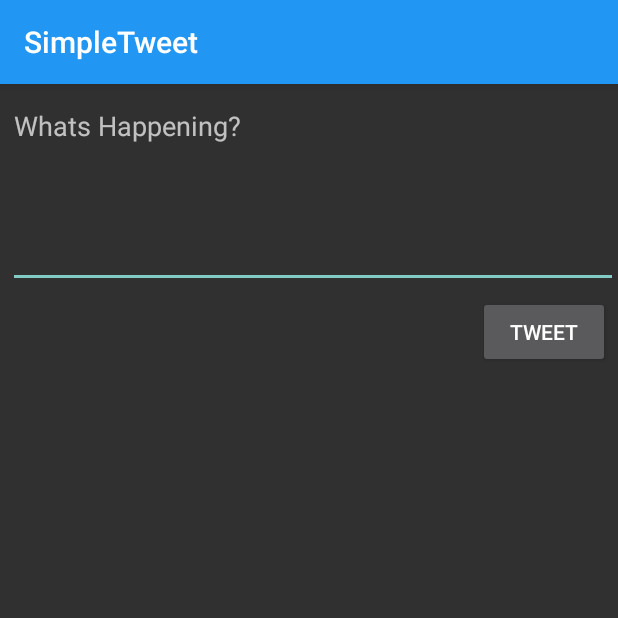
After one commit to ETS-Android1/SimpleTweet, an Android app: the ComposeActivity screen opened directly, with no data from a screen before it, on a phone screen of 412 x 824 dp, the top half of it. The commit adds this screen. Run offline under Robolectric (Android 15) with nearby library versions, the phone set to English and light mode, and no system bars; our stand-ins replace Room's generated code; libraries missing offline, so code that uses them is left out: com.codepath.asynchttpclient, com.facebook.stetho, org.parceler; 1 statement that could not run was skipped.

Commit message:
Simple Tweet Unit 4

```diff
--- a/app/build.gradle
+++ b/app/build.gradle
@@ -56,4 +56,7 @@ dependencies {
     annotationProcessor "androidx.room:room-compiler:$room_version"
     implementation 'com.facebook.stetho:stetho:1.5.1'
     implementation 'androidx.swiperefreshlayout:swiperefreshlayout:1.1.0'
+
+    implementation 'org.parceler:parceler-api:1.1.12'
+    annotationProcessor 'org.parceler:parceler:1.1.12'
 }
--- a/app/src/main/AndroidManifest.xml
+++ b/app/src/main/AndroidManifest.xml
@@ -14,12 +14,15 @@
         android:label="@string/app_name"
         android:theme="@style/AppTheme">
         <activity
+            android:name=".ComposeActivity"
+            android:exported="false" />
+        <activity
             android:name=".TimelineActivity"
             android:exported="false" />
         <activity
             android:name=".LoginActivity"
+            android:exported="true"
             android:label="@string/app_name"
-            android:exported="true"
             android:theme="@style/AppTheme">
             <intent-filter>
                 <action android:name="android.intent.action.MAIN" />
--- /dev/null
+++ b/app/src/main/java/com/codepath/apps/restclienttemplate/ComposeActivity.java
@@ -0,0 +1,82 @@
+package com.codepath.apps.restclienttemplate;
+
+import androidx.appcompat.app.AppCompatActivity;
+
+import android.content.Intent;
+import android.os.Bundle;
+import android.util.Log;
+import android.view.View;
+import android.widget.Button;
+import android.widget.EditText;
+import android.widget.Toast;
+
+import com.codepath.apps.restclienttemplate.models.Tweet;
+import com.codepath.asynchttpclient.callback.JsonHttpResponseHandler;
+
+import org.json.JSONException;
+import org.parceler.Parcels;
+
+import okhttp3.Headers;
+
+public class ComposeActivity extends AppCompatActivity {
+
+    public static final String TAG = "ComposeActivity";
+    public static final int MAX_TWEET_LENGTH = 280;
+
+    EditText etCompose;
+    Button buttonTweet;
+
+    TwitterClient client;
+
+    @Override
+    protected void onCreate(Bundle savedInstanceState) {
+        super.onCreate(savedInstanceState);
+        setContentView(R.layout.activity_compose);
+        etCompose = findViewById(R.id.etCompose);
+        buttonTweet = findViewById(R.id.buttonTweet);
+
+        client = TwiiterApp.getRestClient(this);
+
+        // Add a click listener on button
+        buttonTweet.setOnClickListener(new View.OnClickListener() {
+            @Override
+            public void onClick(View v) {
+                String tweetContent = etCompose.getText().toString();
+                if (tweetContent.isEmpty()) {
+                    Toast.makeText(ComposeActivity.this, "Tweet Can Not Be Empty", Toast.LENGTH_LONG).show();
+                    return;
+                }
+                if (tweetContent.length() > MAX_TWEET_LENGTH) {
+                    Toast.makeText(ComposeActivity.this, "Tweet Is Too Long", Toast.LENGTH_LONG).show();
+                    return;
+                }
+                Toast.makeText(ComposeActivity.this, tweetContent, Toast.LENGTH_LONG).show();
+                // Make an API call to Twitter to publish Tweet
+                client.publishTweet(tweetContent, new JsonHttpResponseHandler() {
+                    @Override
+                    public void onSuccess(int statusCode, Headers headers, JSON json) {
+                        Log.i(TAG, "onSuccess to publish Tweet");
+                        try {
+                            Tweet tweet = Tweet.fromJson(json.jsonObject);
+                            Log.i(TAG, "Published Tweet says: " + tweet.body);
+                            Intent intent = new Intent();
+                            intent.putExtra("tweet", Parcels.wrap(tweet));
+                            // set result code and bundle sata for response
+                            setResult(RESULT_OK, intent);
+                            // closes the activity, pass data to parent
+                            finish();
+                        } catch (JSONException e) {
+                            e.printStackTrace();
+                        }
+                    }
+
+                    @Override
+                    public void onFailure(int statusCode, Headers headers, String response, Throwable throwable) {
+                        Log.e(TAG, "onFailure to publish Tweet", throwable);
+                    }
+                });
+            }
+        });
+
+    }
+}
--- a/app/src/main/java/com/codepath/apps/restclienttemplate/TweetsAdapter.java
+++ b/app/src/main/java/com/codepath/apps/restclienttemplate/TweetsAdapter.java
@@ -82,7 +82,7 @@ public class TweetsAdapter extends RecyclerView.Adapter<TweetsAdapter.ViewHolder
 
         public void bind(Tweet tweet) {
             tvBody.setText(tweet.body);
-            tvScreenName.setText(tweet.user.screenName);
+            tvScreenName.setText('@' + tweet.user.screenName);
             tweetTime.setText(tweet.getFormattedTimestamp());
             Glide.with(context).load(tweet.user.publicImageURL).into(ivProfileImage);
         }
--- a/app/src/main/java/com/codepath/apps/restclienttemplate/models/Tweet.java
+++ b/app/src/main/java/com/codepath/apps/restclienttemplate/models/Tweet.java
@@ -3,16 +3,21 @@ package com.codepath.apps.restclienttemplate.models;
 import org.json.JSONArray;
 import org.json.JSONException;
 import org.json.JSONObject;
+import org.parceler.Parcel;
 
 import java.util.ArrayList;
 import java.util.List;
 
+@Parcel
 public class Tweet {
 
     public String body;
     public String createdAt;
     public long id;
     public User user;
+
+    //Empty Constructor needed by the Parceler Library
+    public Tweet() { }
 
 
     public static Tweet fromJson(JSONObject jsonObject) throws JSONException {
--- a/app/src/main/java/com/codepath/apps/restclienttemplate/models/User.java
+++ b/app/src/main/java/com/codepath/apps/restclienttemplate/models/User.java
@@ -2,11 +2,16 @@ package com.codepath.apps.restclienttemplate.models;
 
 import org.json.JSONException;
 import org.json.JSONObject;
+import org.parceler.Parcel;
 
+@Parcel
 public class User {
     public String name;
     public String screenName;
     public String publicImageURL;
+
+    //Empty Constructor needed by the Parcel Library
+    public User () {}
 
     public static User fromJson(JSONObject jsonObject) throws JSONException {
         User user = new User();
--- /dev/null
+++ b/app/src/main/res/layout/activity_compose.xml
@@ -0,0 +1,33 @@
+<?xml version="1.0" encoding="utf-8"?>
+<RelativeLayout
+    xmlns:android="http://schemas.android.com/apk/res/android"
+    xmlns:app="http://schemas.android.com/apk/res-auto"
+    xmlns:tools="http://schemas.android.com/tools"
+    android:layout_width="match_parent"
+    android:layout_height="match_parent"
+    tools:context=".ComposeActivity">
+
+    <EditText
+        android:id="@+id/etCompose"
+        android:layout_width="match_parent"
+        android:layout_height="wrap_content"
+        android:layout_alignParentStart="true"
+        android:layout_alignParentTop="true"
+        android:layout_marginStart="5dp"
+        android:layout_marginTop="5dp"
+        android:ems="10"
+        android:gravity="start|top"
+        android:hint="Whats Happening?"
+        android:inputType="textMultiLine"
+        android:minLines="5" />
+
+    <Button
+        android:id="@+id/buttonTweet"
+        android:layout_width="wrap_content"
+        android:layout_height="wrap_content"
+        android:layout_below="@+id/etCompose"
+        android:layout_alignParentEnd="true"
+        android:layout_marginTop="5dp"
+        android:layout_marginEnd="5dp"
+        android:text="@string/tweet" />
+</RelativeLayout>
--- a/app/src/main/res/layout/item_tweet.xml
+++ b/app/src/main/res/layout/item_tweet.xml
@@ -23,6 +23,8 @@
         android:layout_marginStart="5dp"
         android:layout_marginTop="0dp"
         android:layout_toEndOf="@+id/ivProfileImage"
+        android:textSize="16sp"
+        android:textStyle="bold"
         tools:text="Twitter Handle" />
 
     <TextView
--- a/app/src/main/res/values/strings.xml
+++ b/app/src/main/res/values/strings.xml
@@ -5,5 +5,6 @@
     <string name="login_label">Log in</string>
     <string name="intent_scheme">oauth</string>
     <string name="intent_host">cprest</string>
+    <string name="tweet">Tweet</string>
 
 </resources>
--- a/app/src/main/res/values/styles.xml
+++ b/app/src/main/res/values/styles.xml
@@ -1,11 +1,13 @@
 <resources>
 
-    <style name="AppBaseTheme" parent="Theme.AppCompat.Light.DarkActionBar">
+    <style name="AppBaseTheme" parent="Theme.AppCompat">
         <!--
             Theme customizations available in newer API levels can go in
             res/values-vXX/styles.xml, while customizations related to
             backward-compatibility can go here.
         -->
+        <item name = "colorPrimary">#2196f3</item>
+        <item name = "colorPrimaryDark">#FFFFFF</item>
     </style>
 
     <!-- Application theme. -->
```
Also changed, not shown: app/src/main/java/com/codepath/apps/restclienttemplate/TimelineActivity.java (+42 -0 lines), app/src/main/java/com/codepath/apps/restclienttemplate/TwitterClient.java (+9 -0 lines), app/src/main/res/menu/menu_main.xml (added, +10 -0 lines), 1 other file.
